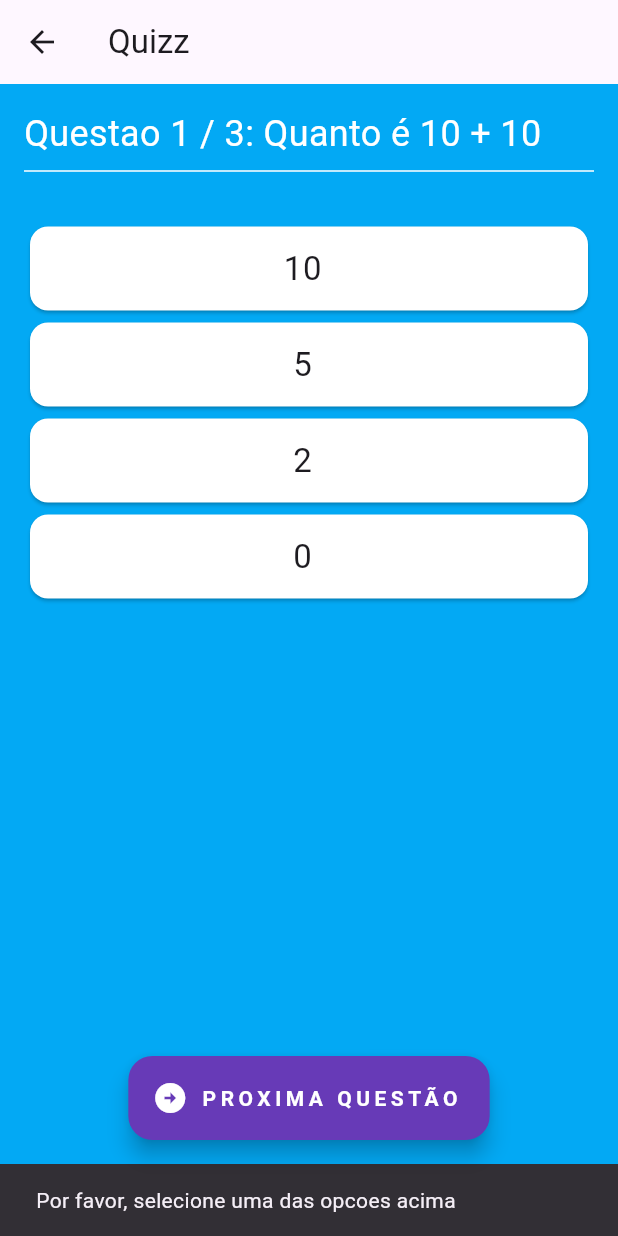
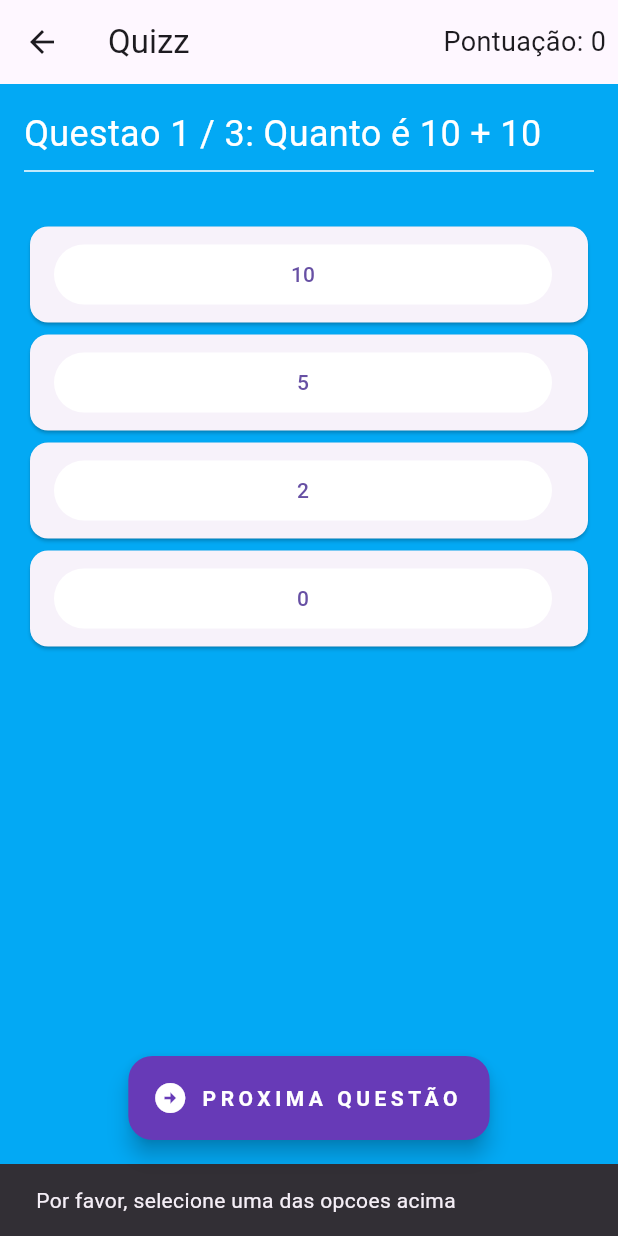
Before and after one commit to jeanPersil/quiz-2.0, a Flutter app: the Telaquiz screen opened directly, after a tap on "PROXIMA QUESTÃO", on a phone screen of 412 x 824 dp. Run offline on Flutter 3.47's test engine with Material 3 defaults, Android fonts, the phone set to English and light mode, and no system bars.

Commit message:
Alterando "TEXT" das opcoes para botoes

```diff
--- a/lib/main.dart
+++ b/lib/main.dart
@@ -11,8 +11,8 @@
 
   @override
   Widget build(BuildContext context) {
-    return const MaterialApp(
-      home: TelaInicial(),
+    return MaterialApp(
+      home: Telaquiz(),
       debugShowCheckedModeBanner: false,
     );
   }
--- a/lib/paginas/telaQuizz.dart
+++ b/lib/paginas/telaQuizz.dart
@@ -1,8 +1,8 @@
 import 'package:flutter/material.dart';
 import 'package:quiz/models/modeloQuestoes.dart';
 import 'package:quiz/widgets/questoes_widgets.dart';
-import 'package:quiz/widgets/botaoNext.dart';
 import 'package:quiz/widgets/opcoes.dart';
+import 'package:quiz/widgets/OpcoesTeste.dart';
 
 class Telaquiz extends StatefulWidget {
   @override
@@ -32,7 +32,9 @@
   ];
 
   int indexQuestao = 0;
+  int pontuacao = 0;
   bool foiPressionado = false;
+  bool Questao_respondida = false;
 
   void proximaQuestao() {
     if (indexQuestao == questoes.length - 1) {
@@ -42,18 +44,27 @@
         setState(() {
           indexQuestao++;
           foiPressionado = false;
+          Questao_respondida = false;
         });
       } else {
-        ScaffoldMessenger.of(context).showSnackBar(SnackBar(
-            content: const Text("Por favor, selecione uma das opcoes acima")));
+        ScaffoldMessenger.of(context).showSnackBar(const SnackBar(
+            content: Text("Por favor, selecione uma das opcoes acima")));
       }
     }
   }
 
-  void escolher_cor() {
-    setState(() {
-      foiPressionado = true;
-    });
+  void verificandoResposta(bool valor) {
+    if (Questao_respondida) {
+      return;
+    } else {
+      if (valor == true) {
+        pontuacao++;
+        setState(() {
+          foiPressionado = true;
+          Questao_respondida = true;
+        });
+      }
+    }
   }
 
   @override
@@ -62,6 +73,15 @@
       backgroundColor: Colors.lightBlue,
       appBar: AppBar(
         title: const Text('Quizz'),
+        actions: [
+          Padding(
+            padding: const EdgeInsets.all(8.0),
+            child: Text(
+              "Pontuação: $pontuacao",
+              style: TextStyle(fontSize: 18),
+            ),
+          )
+        ],
       ),
       body: Padding(
         padding: const EdgeInsets.all(16.0),
@@ -76,14 +96,12 @@
             ),
             const SizedBox(height: 25),
             for (int i = 0; i < questoes[indexQuestao].opcoes.length; i++)
-              Card_de_opcoes(
-                  opcao: questoes[indexQuestao].opcoes.keys.toList()[i],
-                  cor: foiPressionado
-                      ? questoes[indexQuestao].opcoes.values.toList()[i] == true
-                          ? Colors.green
-                          : Colors.red
-                      : Colors.white,
-                  botaoPressionado: escolher_cor),
+              Card_de_opcoes_teste(
+                opcao: questoes[indexQuestao].opcoes.keys.toList()[i],
+                respostaCorreta:
+                    questoes[indexQuestao].opcoes.values.toList()[i],
+                pontuacao: pontuacao,
+              ),
           ],
         ),
       ),
--- /dev/null
+++ b/lib/widgets/OpcoesTeste.dart
@@ -0,0 +1,40 @@
+import 'package:flutter/material.dart';
+
+class Card_de_opcoes_teste extends StatefulWidget {
+  Card_de_opcoes_teste(
+      {super.key,
+      required this.opcao,
+      required this.respostaCorreta,
+      required this.pontuacao});
+
+  final String opcao;
+  final bool respostaCorreta;
+  int pontuacao = 0;
+
+  @override
+  State<Card_de_opcoes_teste> createState() => _Card_de_opcoes_testeState();
+}
+
+class _Card_de_opcoes_testeState extends State<Card_de_opcoes_teste> {
+  bool clicado = false;
+
+
+  @override
+  Widget build(BuildContext context) {
+    return Card(
+      child: ListTile(
+        title: TextButton(
+            onPressed: () {
+              setState(() {
+                clicado = true;
+              });
+            },
+            style: TextButton.styleFrom(
+                backgroundColor: clicado
+                    ? (widget.respostaCorreta ? Colors.green : Colors.red)
+                    : Colors.white),
+            child: (Text(widget.opcao))),
+      ),
+    );
+  }
+}
--- a/lib/widgets/botaoNext.dart
+++ b/lib/widgets/botaoNext.dart
@@ -1,6 +1,5 @@
 import 'package:flutter/material.dart';
 import 'package:quiz/paginas/telaQuizz.dart';
-
 
 class Botaonext extends StatelessWidget {
   const Botaonext({super.key, required this.proximaQuestao});
--- a/lib/widgets/opcoes.dart
+++ b/lib/widgets/opcoes.dart
@@ -1,20 +1,14 @@
 import 'package:flutter/material.dart';
 
 class Card_de_opcoes extends StatelessWidget {
-  const Card_de_opcoes(
-      {super.key,
-      required this.opcao,
-      required this.cor,
-      required this.botaoPressionado});
+  const Card_de_opcoes({super.key, required this.opcao, required this.cor});
 
   final String opcao;
   final Color cor;
-  final VoidCallback botaoPressionado;
+
   @override
   Widget build(BuildContext context) {
-    return GestureDetector(
-      onTap: botaoPressionado,
-      child: Card(
+    return Card(
       color: cor,
       child: ListTile(
         title: Text(
@@ -23,7 +17,6 @@
           textAlign: TextAlign.center,
         ),
       ),
-      ),
     );
   }
 }
```
Lines whose indentation alone changed are shown as unchanged.
